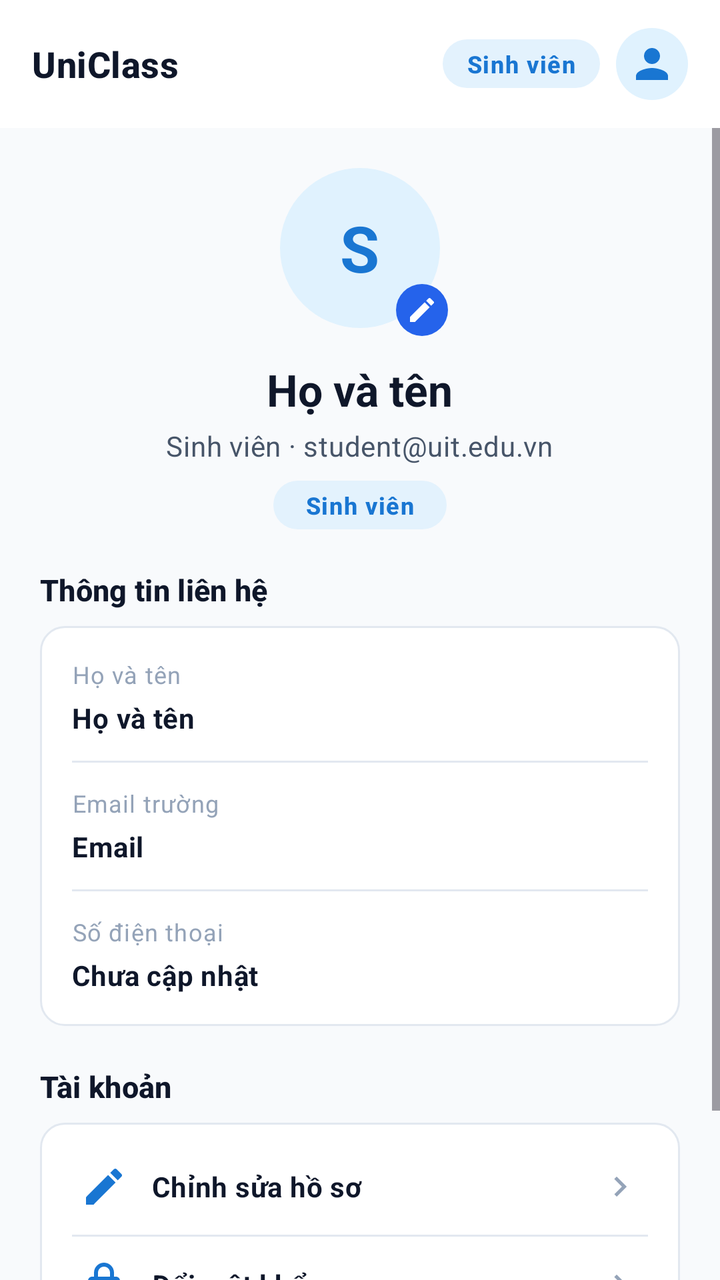
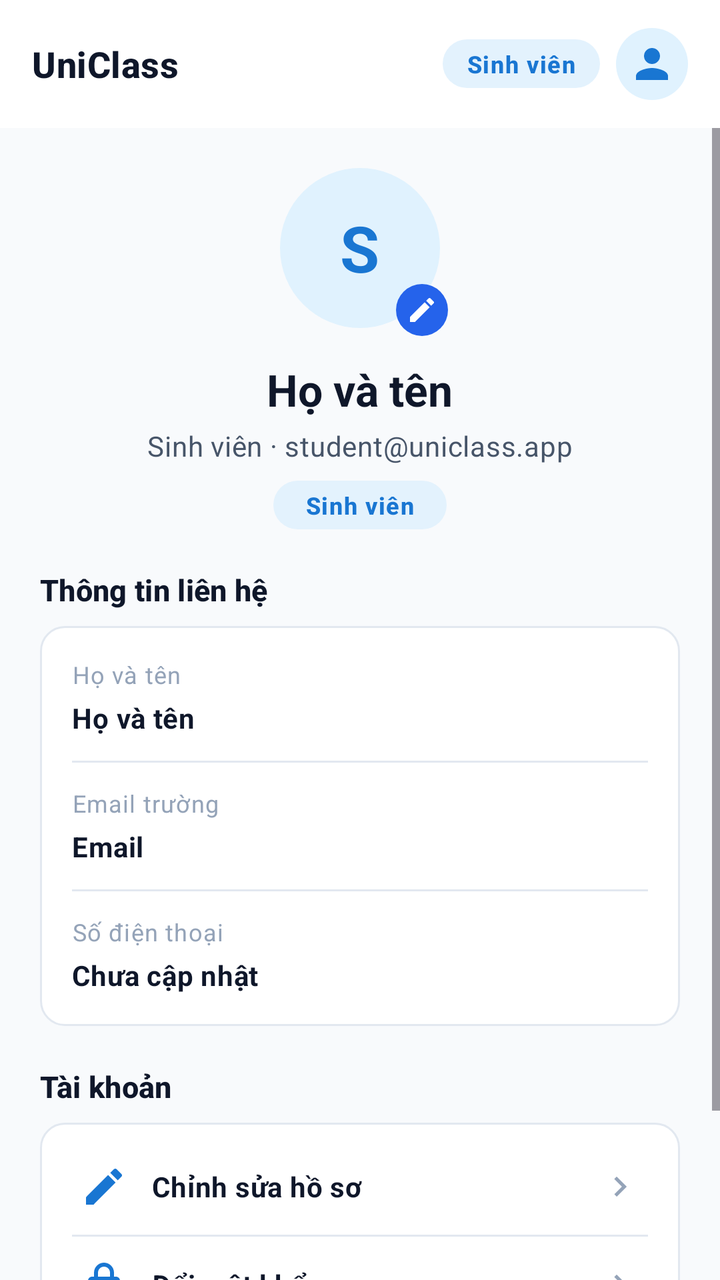

The first picture is an Android layout as it rendered before a commit; the second is the same layout after the commit. The layout source and the unified diff follow.
<!-- AndroidManifest.xml: application theme Theme.UniClassApp -->
<!-- res/layout/fragment_student_profile.xml -->
<?xml version="1.0" encoding="utf-8"?>
<LinearLayout xmlns:android="http://schemas.android.com/apk/res/android"
    xmlns:app="http://schemas.android.com/apk/res-auto"
    android:layout_width="match_parent"
    android:layout_height="match_parent"
    android:background="@color/color_background"
    android:orientation="vertical">

    <include
        android:id="@+id/topAppBar"
        layout="@layout/view_top_app_bar" />

    <ScrollView
        android:layout_width="match_parent"
        android:layout_height="0dp"
        android:layout_weight="1"
        android:clipToPadding="false"
        android:fillViewport="true">

        <LinearLayout
            android:layout_width="match_parent"
            android:layout_height="wrap_content"
            android:orientation="vertical"
            android:paddingHorizontal="@dimen/space_20"
            android:paddingVertical="@dimen/space_16">

            
            <LinearLayout
                android:layout_width="match_parent"
                android:layout_height="wrap_content"
                android:gravity="center_horizontal"
                android:orientation="vertical">

                <FrameLayout
                    android:id="@+id/layoutAvatarContainer"
                    android:layout_width="88dp"
                    android:layout_height="88dp"
                    android:clickable="true"
                    android:focusable="true"
                    android:foreground="?attr/selectableItemBackgroundBorderless">

                    <FrameLayout
                        android:layout_width="80dp"
                        android:layout_height="80dp"
                        android:layout_gravity="center"
                        android:background="@drawable/bg_circle_aura">

                        <ImageView
                            android:id="@+id/ivAvatarProfile"
                            android:layout_width="match_parent"
                            android:layout_height="match_parent"
                            android:contentDescription="@string/desc_avatar"
                            android:scaleType="centerCrop"
                            android:visibility="gone" />

                        <TextView
                            android:id="@+id/tvAvatarInitial"
                            android:layout_width="wrap_content"
                            android:layout_height="wrap_content"
                            android:layout_gravity="center"
                            android:text="S"
                            android:textColor="@color/color_primary"
                            android:textSize="32sp"
                            android:textStyle="bold" />
                    </FrameLayout>

                    <ImageView
                        android:layout_width="26dp"
                        android:layout_height="26dp"
                        android:layout_gravity="bottom|end"
                        android:background="@drawable/bg_circle_blue"
                        android:contentDescription="Thay đổi ảnh đại diện"
                        android:padding="5dp"
                        android:src="@drawable/ic_edit"
                        app:tint="@color/white" />

                    <ProgressBar
                        android:id="@+id/pbAvatarLoading"
                        android:layout_width="32dp"
                        android:layout_height="32dp"
                        android:layout_gravity="center"
                        android:indeterminateTint="@color/color_primary"
                        android:visibility="gone" />
                </FrameLayout>

                <TextView
                    android:id="@+id/tvFullName"
                    style="@style/TextAppearance.EduLens.Headline"
                    android:layout_width="wrap_content"
                    android:layout_height="wrap_content"
                    android:layout_marginTop="@dimen/space_12"
                    android:gravity="center"
                    android:text="@string/fullname_label" />

                <TextView
                    android:id="@+id/tvUserSubtitle"
                    style="@style/TextAppearance.EduLens.Body"
                    android:layout_width="wrap_content"
                    android:layout_height="wrap_content"
                    android:layout_marginTop="@dimen/space_4"
                    android:gravity="center"
                    android:text="Sinh viên · student@uit.edu.vn"
                    android:textColor="@color/text_secondary" />

                <TextView
                    android:id="@+id/tvRoleBadge"
                    style="@style/TextAppearance.EduLens.Badge"
                    android:layout_width="wrap_content"
                    android:layout_height="wrap_content"
                    android:layout_marginTop="@dimen/space_8"
                    android:background="@drawable/bg_badge_pill"
                    android:paddingHorizontal="@dimen/space_16"
                    android:paddingVertical="@dimen/space_4"
                    android:text="@string/role_badge_student"
                    android:textColor="@color/color_primary" />
            </LinearLayout>

            
            <TextView
                style="@style/TextAppearance.EduLens.Subtitle"
                android:layout_width="match_parent"
                android:layout_height="wrap_content"
                android:layout_marginTop="@dimen/space_20"
                android:text="@string/profile_contact_info"
                android:textColor="@color/text_primary" />

            <LinearLayout
                android:layout_width="match_parent"
                android:layout_height="wrap_content"
                android:layout_marginTop="@dimen/space_8"
                android:background="@drawable/bg_surface_card"
                android:orientation="vertical"
                android:padding="@dimen/space_16">

                
                <TextView
                    style="@style/TextAppearance.EduLens.Caption"
                    android:layout_width="match_parent"
                    android:layout_height="wrap_content"
                    android:text="@string/profile_fullname_caption"
                    android:textColor="@color/text_muted" />

                <TextView
                    android:id="@+id/tvContactFullName"
                    style="@style/TextAppearance.EduLens.Body"
                    android:layout_width="match_parent"
                    android:layout_height="wrap_content"
                    android:layout_marginTop="@dimen/space_4"
                    android:text="@string/fullname_label"
                    android:textColor="@color/text_primary"
                    android:textStyle="bold" />

                <View
                    android:layout_width="match_parent"
                    android:layout_height="1dp"
                    android:layout_marginVertical="@dimen/space_12"
                    android:background="@color/outline_border" />

                
                <TextView
                    style="@style/TextAppearance.EduLens.Caption"
                    android:layout_width="match_parent"
                    android:layout_height="wrap_content"
                    android:text="@string/profile_email_caption"
                    android:textColor="@color/text_muted" />

                <TextView
                    android:id="@+id/tvContactEmail"
                    style="@style/TextAppearance.EduLens.Body"
                    android:layout_width="match_parent"
                    android:layout_height="wrap_content"
                    android:layout_marginTop="@dimen/space_4"
                    android:text="@string/email_label"
                    android:textColor="@color/text_primary"
                    android:textStyle="bold" />

                <View
                    android:layout_width="match_parent"
                    android:layout_height="1dp"
                    android:layout_marginVertical="@dimen/space_12"
                    android:background="@color/outline_border" />

                
                <TextView
                    style="@style/TextAppearance.EduLens.Caption"
                    android:layout_width="match_parent"
                    android:layout_height="wrap_content"
                    android:text="@string/profile_phone_caption"
                    android:textColor="@color/text_muted" />

                <TextView
                    android:id="@+id/tvContactPhone"
                    style="@style/TextAppearance.EduLens.Body"
                    android:layout_width="match_parent"
                    android:layout_height="wrap_content"
                    android:layout_marginTop="@dimen/space_4"
                    android:text="@string/profile_not_set"
                    android:textColor="@color/text_primary"
                    android:textStyle="bold" />
            </LinearLayout>

            
            <TextView
                style="@style/TextAppearance.EduLens.Subtitle"
                android:layout_width="match_parent"
                android:layout_height="wrap_content"
                android:layout_marginTop="@dimen/space_20"
                android:text="@string/profile_account_actions"
                android:textColor="@color/text_primary" />

            <LinearLayout
                android:layout_width="match_parent"
                android:layout_height="wrap_content"
                android:layout_marginTop="@dimen/space_8"
                android:background="@drawable/bg_surface_card"
                android:orientation="vertical"
                android:padding="@dimen/space_8">

                
                <LinearLayout
                    android:id="@+id/rowEditProfile"
                    android:layout_width="match_parent"
                    android:layout_height="wrap_content"
                    android:background="?attr/selectableItemBackground"
                    android:clickable="true"
                    android:focusable="true"
                    android:gravity="center_vertical"
                    android:orientation="horizontal"
                    android:padding="@dimen/space_12">

                    <ImageView
                        android:layout_width="24dp"
                        android:layout_height="24dp"
                        android:contentDescription="@null"
                        android:src="@drawable/ic_edit"
                        app:tint="@color/color_primary" />

                    <TextView
                        style="@style/TextAppearance.EduLens.Body"
                        android:layout_width="0dp"
                        android:layout_height="wrap_content"
                        android:layout_marginStart="@dimen/space_12"
                        android:layout_weight="1"
                        android:text="@string/action_edit_profile"
                        android:textColor="@color/text_primary"
                        android:textStyle="bold" />

                    <ImageView
                        android:layout_width="20dp"
                        android:layout_height="20dp"
                        android:contentDescription="@null"
                        android:src="@drawable/ic_chevron_right"
                        app:tint="@color/text_muted" />
                </LinearLayout>

                <View
                    android:layout_width="match_parent"
                    android:layout_height="1dp"
                    android:layout_marginHorizontal="@dimen/space_8"
                    android:background="@color/outline_border" />

                
                <LinearLayout
                    android:id="@+id/rowChangePassword"
                    android:layout_width="match_parent"
                    android:layout_height="wrap_content"
                    android:background="?attr/selectableItemBackground"
                    android:clickable="true"
                    android:focusable="true"
                    android:gravity="center_vertical"
                    android:orientation="horizontal"
                    android:padding="@dimen/space_12">

                    <ImageView
                        android:layout_width="24dp"
                        android:layout_height="24dp"
                        android:contentDescription="@null"
                        android:src="@drawable/ic_lock"
                        app:tint="@color/color_primary" />

                    <TextView
                        style="@style/TextAppearance.EduLens.Body"
                        android:layout_width="0dp"
                        android:layout_height="wrap_content"
                        android:layout_marginStart="@dimen/space_12"
                        android:layout_weight="1"
                        android:text="@string/action_change_password"
                        android:textColor="@color/text_primary"
                        android:textStyle="bold" />

                    <ImageView
                        android:layout_width="20dp"
                        android:layout_height="20dp"
                        android:contentDescription="@null"
                        android:src="@drawable/ic_chevron_right"
                        app:tint="@color/text_muted" />
                </LinearLayout>

                <View
                    android:layout_width="match_parent"
                    android:layout_height="1dp"
                    android:layout_marginHorizontal="@dimen/space_8"
                    android:background="@color/outline_border" />

                
                <LinearLayout
                    android:id="@+id/rowLogout"
                    android:layout_width="match_parent"
                    android:layout_height="wrap_content"
                    android:background="?attr/selectableItemBackground"
                    android:clickable="true"
                    android:focusable="true"
                    android:gravity="center_vertical"
                    android:orientation="horizontal"
                    android:padding="@dimen/space_12">

                    <ImageView
                        android:layout_width="24dp"
                        android:layout_height="24dp"
                        android:contentDescription="@null"
                        android:src="@drawable/ic_logout"
                        app:tint="@color/color_error" />

                    <TextView
                        style="@style/TextAppearance.EduLens.Body"
                        android:layout_width="0dp"
                        android:layout_height="wrap_content"
                        android:layout_marginStart="@dimen/space_12"
                        android:layout_weight="1"
                        android:text="@string/action_logout"
                        android:textColor="@color/color_error"
                        android:textStyle="bold" />
                </LinearLayout>
            </LinearLayout>

        </LinearLayout>
    </ScrollView>
</LinearLayout>
<!-- res/layout/view_top_app_bar.xml (included above) -->
<?xml version="1.0" encoding="utf-8"?>
<LinearLayout xmlns:android="http://schemas.android.com/apk/res/android"
    xmlns:app="http://schemas.android.com/apk/res-auto"
    android:id="@+id/topAppBarRoot"
    android:layout_width="match_parent"
    android:layout_height="@dimen/top_app_bar_height"
    android:background="@color/color_surface"
    android:gravity="center_vertical"
    android:orientation="horizontal"
    android:paddingHorizontal="@dimen/space_16">

    <ImageButton
        android:id="@+id/ivBack"
        android:layout_width="36dp"
        android:layout_height="36dp"
        android:layout_marginEnd="@dimen/space_8"
        android:background="?attr/selectableItemBackgroundBorderless"
        android:contentDescription="@string/desc_back_button"
        android:src="@drawable/ic_arrow_back"
        android:visibility="gone" />

    <TextView
        android:id="@+id/tvTitle"
        style="@style/TextAppearance.EduLens.Title"
        android:layout_width="0dp"
        android:layout_height="wrap_content"
        android:layout_weight="1"
        android:ellipsize="end"
        android:maxLines="1"
        android:text="@string/edu_lens_title" />

    <TextView
        android:id="@+id/tvRoleBadge"
        style="@style/TextAppearance.EduLens.Badge"
        android:layout_width="wrap_content"
        android:layout_height="wrap_content"
        android:layout_marginEnd="@dimen/space_8"
        android:background="@drawable/bg_badge_pill"
        android:paddingHorizontal="@dimen/space_12"
        android:paddingVertical="@dimen/space_4"
        android:text="@string/role_badge_student"
        android:textColor="@color/color_primary" />

    <ImageView
        android:id="@+id/ivAvatar"
        android:layout_width="36dp"
        android:layout_height="36dp"
        android:background="@drawable/bg_circle_aura"
        android:contentDescription="@string/desc_avatar"
        android:padding="6dp"
        android:src="@drawable/ic_person_outline"
        app:tint="@color/color_primary" />
</LinearLayout>
<!-- resources referenced by this layout -->
<resources>
  <color name="color_background">#F8FAFC</color>
  <color name="color_error">#DC2626</color>
  <color name="color_primary">#1976D2</color>
  <color name="color_surface">#FFFFFF</color>
  <color name="outline_border">#E2E8F0</color>
  <color name="text_muted">#94A3B8</color>
  <color name="text_primary">#0F172A</color>
  <color name="text_secondary">#475569</color>
  <color name="white">#FFFFFFFF</color>
  <dimen name="space_12">12dp</dimen>
  <dimen name="space_16">16dp</dimen>
  <dimen name="space_20">20dp</dimen>
  <dimen name="space_4">4dp</dimen>
  <dimen name="space_8">8dp</dimen>
  <dimen name="top_app_bar_height">64dp</dimen>
  <!-- drawable bg_circle_aura (drawable) -->
  <?xml version="1.0" encoding="utf-8"?>
  <shape xmlns:android="http://schemas.android.com/apk/res/android"
      android:shape="oval">
      <solid android:color="#E0F2FE"/>
  </shape>
  <!-- drawable bg_circle_blue (drawable) -->
  <?xml version="1.0" encoding="utf-8"?>
  <shape xmlns:android="http://schemas.android.com/apk/res/android"
      android:shape="oval">
      <solid android:color="#2563EB"/>
  </shape>
  <string name="action_change_password">Đổi mật khẩu</string>
  <string name="action_edit_profile">Chỉnh sửa hồ sơ</string>
  <string name="action_logout">Đăng xuất</string>
  <string name="desc_avatar">Ảnh đại diện</string>
  <string name="desc_back_button">Nút quay lại</string>
  <string name="edu_lens_title">UniClass</string>
  <string name="email_label">Email</string>
  <string name="fullname_label">Họ và tên</string>
  <string name="profile_account_actions">Tài khoản</string>
  <string name="profile_contact_info">Thông tin liên hệ</string>
  <string name="profile_email_caption">Email trường</string>
  <string name="profile_fullname_caption">Họ và tên</string>
  <string name="profile_not_set">Chưa cập nhật</string>
  <string name="profile_phone_caption">Số điện thoại</string>
  <string name="role_badge_student">Sinh viên</string>
  <style name="TextAppearance.EduLens.Badge" parent="TextAppearance.Material3.LabelSmall">
          <item name="android:textSize">12sp</item>
          <item name="android:textStyle">bold</item>
      </style>
  <style name="TextAppearance.EduLens.Body" parent="TextAppearance.Material3.BodyMedium">
          <item name="android:textSize">14sp</item>
          <item name="android:textStyle">normal</item>
          <item name="android:textColor">@color/text_secondary</item>
      </style>
  <style name="TextAppearance.EduLens.Caption" parent="TextAppearance.Material3.BodySmall">
          <item name="android:textSize">12sp</item>
          <item name="android:textStyle">normal</item>
          <item name="android:textColor">@color/text_secondary</item>
      </style>
  <style name="TextAppearance.EduLens.Headline" parent="TextAppearance.Material3.HeadlineSmall">
          <item name="android:textSize">22sp</item>
          <item name="android:textStyle">bold</item>
          <item name="android:textColor">@color/text_primary</item>
      </style>
  <style name="TextAppearance.EduLens.Subtitle" parent="TextAppearance.Material3.TitleSmall">
          <item name="android:textSize">15sp</item>
          <item name="android:textStyle">bold</item>
          <item name="android:textColor">@color/text_primary</item>
      </style>
  <style name="TextAppearance.EduLens.Title" parent="TextAppearance.Material3.TitleMedium">
          <item name="android:textSize">18sp</item>
          <item name="android:textStyle">bold</item>
          <item name="android:textColor">@color/text_primary</item>
      </style>
  <style name="Theme.UniClassApp" parent="Base.Theme.UniClassApp" />
  <color name="color_primary_container">#E3F2FD</color>
  <dimen name="radius_pill">999dp</dimen>
  <dimen name="radius_md">12dp</dimen>
  <color name="color_secondary">#0288D1</color>
  <color name="color_secondary_container">#E0F2FE</color>
  <!-- unchanged entries left out for length: 9 -->
</resources>

<!-- the commit's change to res/layout/fragment_student_profile.xml (unified diff, before → after) -->
@@ -99,7 +99,7 @@
                     android:layout_height="wrap_content"
                     android:layout_marginTop="@dimen/space_4"
                     android:gravity="center"
-                    android:text="Sinh viên · student@uit.edu.vn"
+                    android:text="Sinh viên · student@uniclass.app"
                     android:textColor="@color/text_secondary" />
 
                 <TextView
